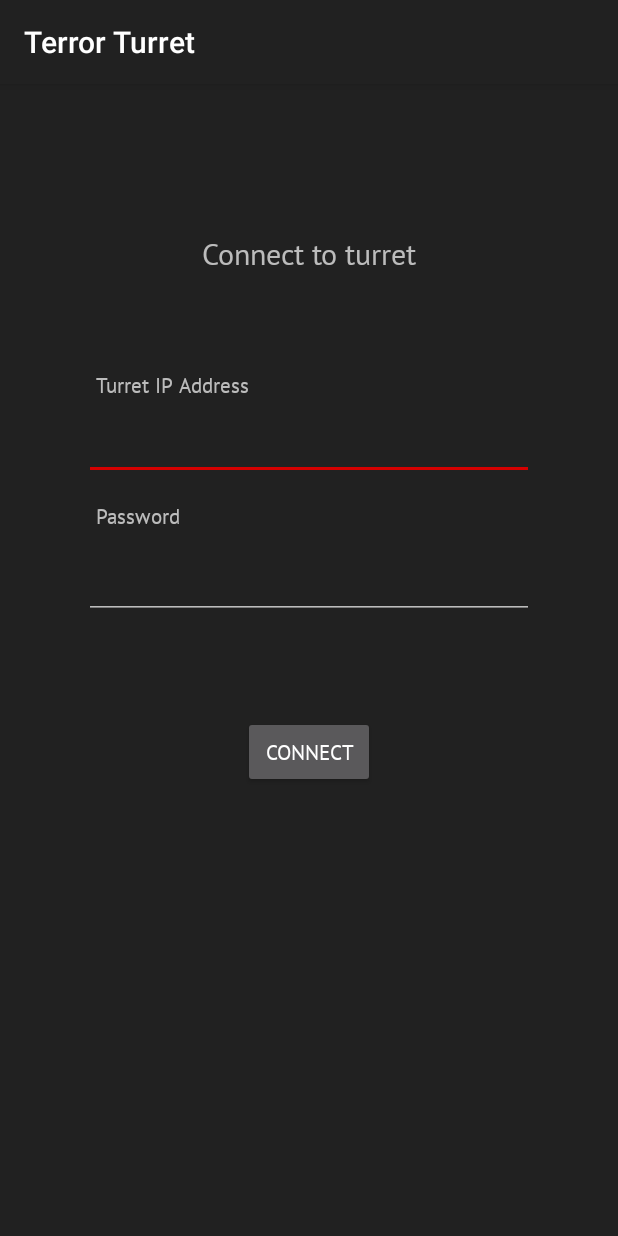
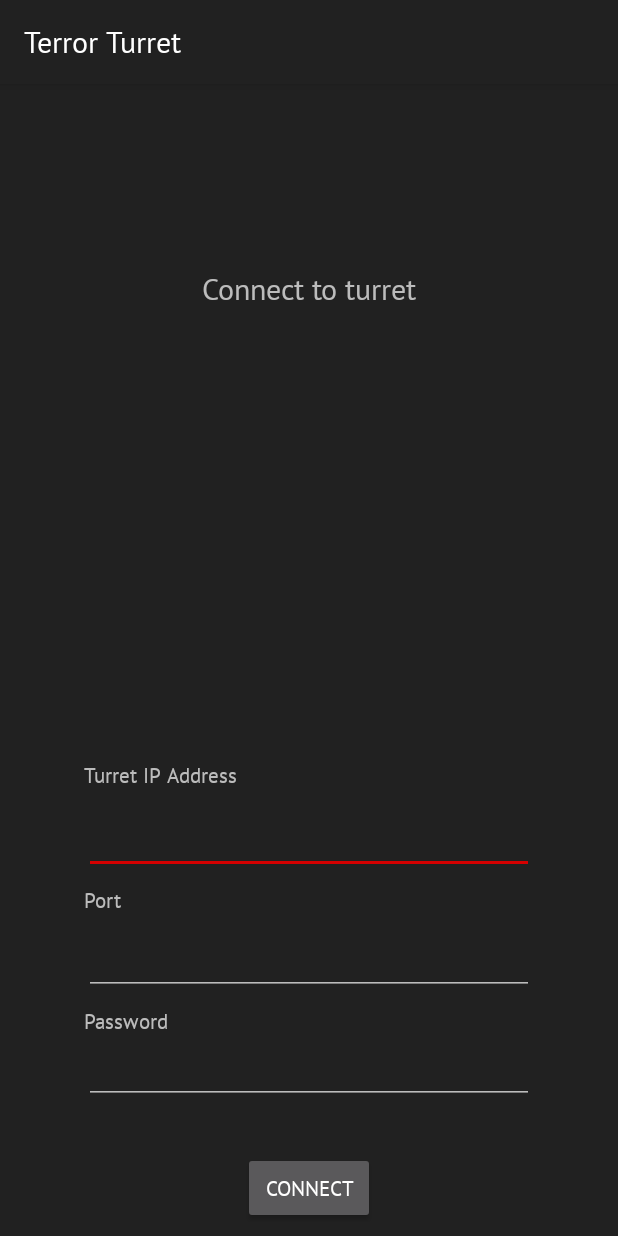
Before and after one commit to maillouxc/terror-turret, an Android app: the MainActivity screen opened directly, with no data from a screen before it, on a phone screen of 412 x 824 dp. Run offline under Robolectric (Android 15) with nearby library versions, the phone set to English and light mode, and no system bars.

Commit message:
Add port field to turret connect page

```diff
--- a/android/app/src/main/AndroidManifest.xml
+++ b/android/app/src/main/AndroidManifest.xml
@@ -1,5 +1,6 @@
 <?xml version="1.0" encoding="utf-8"?>
-<manifest xmlns:android="http://schemas.android.com/apk/res/android"
+<manifest
+    xmlns:android="http://schemas.android.com/apk/res/android"
     xmlns:tools="http://schemas.android.com/tools"
     package="edu.fgcu.terrorturret">
 
--- a/android/app/src/main/res/layout/activity_main.xml
+++ b/android/app/src/main/res/layout/activity_main.xml
@@ -5,8 +5,14 @@
     xmlns:tools="http://schemas.android.com/tools"
     android:layout_width="match_parent"
     android:layout_height="match_parent"
-    tools:context=".viewcontrollers.MainActivity"
-    tools:layout_editor_absoluteY="25dp">
+    tools:context=".viewcontrollers.MainActivity">
+
+    <android.support.constraint.Guideline
+        android:id="@+id/layout_start_guide"
+        android:layout_width="wrap_content"
+        android:layout_height="wrap_content"
+        android:orientation="horizontal"
+        app:layout_constraintGuide_percent="0.15" />
 
     <TextView
         android:id="@+id/turret_connection_page_label"
@@ -14,91 +20,101 @@
         android:layout_height="wrap_content"
         android:layout_marginEnd="8dp"
         android:layout_marginStart="8dp"
-        android:layout_marginTop="100dp"
-        android:fontFamily="@font/pt_sans"
+        android:layout_marginTop="8dp"
         android:text="@string/connect_to_turret"
         android:textSize="20sp"
         app:layout_constraintEnd_toEndOf="parent"
+        app:layout_constraintHorizontal_bias="0.502"
         app:layout_constraintStart_toStartOf="parent"
-        app:layout_constraintTop_toTopOf="parent" />
+        app:layout_constraintTop_toTopOf="@+id/layout_start_guide" />
 
     <TextView
         android:id="@+id/turret_ip_field_label"
         android:layout_width="wrap_content"
-        android:layout_height="wrap_content"
+        android:layout_height="21dp"
         android:layout_marginBottom="8dp"
-        android:layout_marginEnd="8dp"
-        android:layout_marginStart="8dp"
-        android:layout_marginTop="8dp"
-        android:fontFamily="@font/pt_sans"
+        android:layout_marginTop="64dp"
         android:text="@string/field_turret_ip"
         app:layout_constraintBottom_toTopOf="@+id/field_turret_ip"
-        app:layout_constraintEnd_toEndOf="@+id/field_turret_ip"
-        app:layout_constraintHorizontal_bias="0.0"
         app:layout_constraintStart_toStartOf="@+id/field_turret_ip"
         app:layout_constraintTop_toBottomOf="@+id/turret_connection_page_label"
-        app:layout_constraintVertical_bias="1.0" />
+        app:layout_constraintVertical_chainStyle="packed" />
 
     <EditText
         android:id="@+id/field_turret_ip"
-        android:layout_width="0dp"
+        android:layout_width="300dp"
         android:layout_height="46dp"
         android:layout_marginEnd="8dp"
         android:layout_marginStart="8dp"
-        android:layout_marginTop="218dp"
         android:ems="10"
         android:inputType="number"
         android:minWidth="240dp"
-        app:layout_constraintWidth_max="300dp"
+        app:layout_constraintBottom_toTopOf="@+id/turret_port_field_label"
         app:layout_constraintEnd_toEndOf="parent"
         app:layout_constraintStart_toStartOf="parent"
-        app:layout_constraintTop_toTopOf="parent" />
+        app:layout_constraintTop_toBottomOf="@+id/turret_ip_field_label" />
+
+    <TextView
+        android:id="@+id/turret_port_field_label"
+        android:layout_width="wrap_content"
+        android:layout_height="wrap_content"
+        android:layout_marginBottom="8dp"
+        android:layout_marginTop="8dp"
+        android:text="@string/field_turret_port"
+        app:layout_constraintBottom_toTopOf="@+id/field_turret_port"
+        app:layout_constraintStart_toStartOf="@+id/field_turret_port"
+        app:layout_constraintTop_toBottomOf="@+id/field_turret_ip" />
+
+    <EditText
+        android:id="@+id/field_turret_port"
+        android:layout_width="300dp"
+        android:layout_height="46dp"
+        android:layout_marginEnd="8dp"
+        android:layout_marginStart="8dp"
+        android:ems="10"
+        android:inputType="number"
+        app:layout_constraintBottom_toTopOf="@+id/password_field_label"
+        app:layout_constraintEnd_toEndOf="parent"
+        app:layout_constraintStart_toStartOf="parent"
+        app:layout_constraintTop_toBottomOf="@+id/turret_port_field_label" />
 
     <TextView
         android:id="@+id/password_field_label"
         android:layout_width="wrap_content"
         android:layout_height="wrap_content"
         android:layout_marginBottom="8dp"
-        android:layout_marginEnd="8dp"
-        android:layout_marginStart="8dp"
         android:layout_marginTop="8dp"
-        android:fontFamily="@font/pt_sans"
         android:text="@string/field_password"
         app:layout_constraintBottom_toTopOf="@+id/password_dialog"
-        app:layout_constraintEnd_toEndOf="@+id/password_dialog"
-        app:layout_constraintHorizontal_bias="0.0"
         app:layout_constraintStart_toStartOf="@+id/password_dialog"
-        app:layout_constraintTop_toBottomOf="@+id/field_turret_ip" />
+        app:layout_constraintTop_toBottomOf="@+id/field_turret_port" />
 
     <EditText
         android:id="@+id/password_dialog"
-        android:layout_width="0dp"
-        android:layout_height="wrap_content"
+        android:layout_width="300dp"
+        android:layout_height="46dp"
         android:layout_marginEnd="8dp"
         android:layout_marginStart="8dp"
-        android:layout_marginTop="47dp"
         android:ems="10"
         android:inputType="textPassword"
         android:minWidth="240dp"
-        app:layout_constraintWidth_max="300dp"
         app:layout_constraintEnd_toEndOf="parent"
         app:layout_constraintStart_toStartOf="parent"
-        app:layout_constraintTop_toBottomOf="@+id/field_turret_ip" />
+        app:layout_constraintTop_toBottomOf="@+id/password_field_label" />
 
     <Button
         android:id="@+id/connect_button"
-        android:layout_width="wrap_content"
+        android:layout_width="88dp"
         android:layout_height="wrap_content"
         android:layout_marginBottom="8dp"
         android:layout_marginEnd="8dp"
         android:layout_marginStart="8dp"
         android:layout_marginTop="32dp"
-        android:fontFamily="@font/pt_sans"
         android:text="@string/btn_connect"
         app:layout_constraintBottom_toBottomOf="parent"
         app:layout_constraintEnd_toEndOf="parent"
         app:layout_constraintStart_toStartOf="parent"
         app:layout_constraintTop_toBottomOf="@+id/password_dialog"
-        app:layout_constraintVertical_bias="0.100000024" />
+        app:layout_constraintVertical_bias="0.18" />
 
 </android.support.constraint.ConstraintLayout>
--- a/android/app/src/main/res/values/strings.xml
+++ b/android/app/src/main/res/values/strings.xml
@@ -17,11 +17,9 @@
     <!-- Form field labels -->
     <string name="field_password">Password</string>
     <string name="field_turret_ip">Turret IP Address</string>
+    <string name="field_turret_port">Port</string>
 
     <!-- Uncategorized strings -->
     <string name="connect_to_turret">Connect to turret</string>
 
-    <!-- TODO: Remove or change this placeholder text -->
-    <string name="hello_blank_fragment">Hello blank fragment</string>
-
 </resources>
--- a/android/app/src/main/res/values/styles.xml
+++ b/android/app/src/main/res/values/styles.xml
@@ -6,6 +6,7 @@
         <item name="colorPrimaryDark">@color/colorPrimaryDark</item>
         <item name="colorAccent">@color/colorSecondary</item>
         <item name="android:windowBackground">@color/colorPrimary</item>
+        <item name="android:fontFamily">@font/pt_sans</item>
     </style>
 
     <style name="AppTheme.NoActionBar">
```
